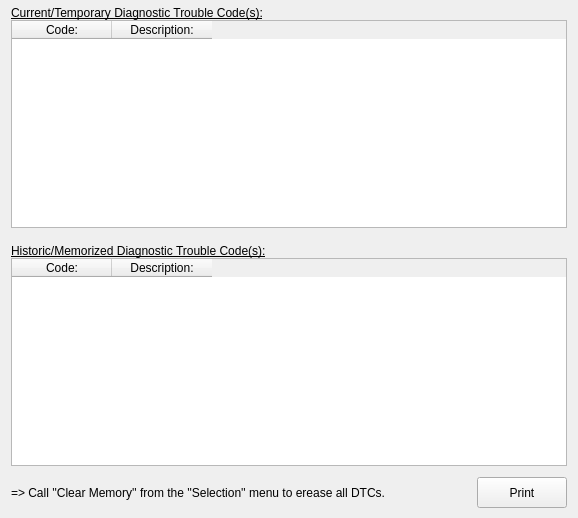
Before: the Qt Designer form ui/CUcontent_DCs_transmission.ui in Comer352L/FreeSSM, drawn with Qt 5.
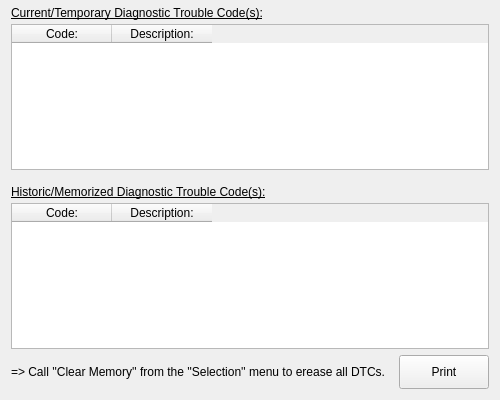
After: the same form once the commit is applied. Icons and pictures are not drawn.

Commit message: Rework/unify/finetune layouts of the CU dialog content widgets

```diff
--- a/ui/CUcontent_DCs_transmission.ui
+++ b/ui/CUcontent_DCs_transmission.ui
@@ -6,14 +6,14 @@
    <rect>
     <x>0</x>
     <y>0</y>
-    <width>578</width>
-    <height>518</height>
-   </rect>
-  </property>
-  <property name="minimumSize">
-   <size>
-    <width>515</width>
+    <width>500</width>
     <height>400</height>
+   </rect>
+  </property>
+  <property name="minimumSize">
+   <size>
+    <width>0</width>
+    <height>0</height>
    </size>
   </property>
   <property name="font">
@@ -24,15 +24,20 @@
   <property name="windowTitle">
    <string>Diagnostic Codes</string>
   </property>
-  <layout class="QVBoxLayout" name="verticalLayout">
+  <layout class="QVBoxLayout" name="main_verticalLayout">
+   <property name="topMargin">
+    <number>0</number>
+   </property>
+   <item>
+    <layout class="QVBoxLayout" name="tables_verticalLayout">
    <property name="spacing">
-    <number>0</number>
+      <number>4</number>
    </property>
    <property name="topMargin">
     <number>0</number>
    </property>
    <property name="bottomMargin">
-    <number>10</number>
+      <number>0</number>
    </property>
    <item>
     <widget class="QLabel" name="currOrTempDTCsTitle_label">
@@ -63,10 +68,16 @@
    </item>
    <item>
     <widget class="QTableWidget" name="currOrTempDTCs_tableWidget">
+       <property name="sizePolicy">
+        <sizepolicy hsizetype="Preferred" vsizetype="Preferred">
+         <horstretch>0</horstretch>
+         <verstretch>0</verstretch>
+        </sizepolicy>
+       </property>
      <property name="minimumSize">
       <size>
-       <width>541</width>
-       <height>120</height>
+         <width>0</width>
+         <height>0</height>
       </size>
      </property>
      <property name="editTriggers">
@@ -95,13 +106,13 @@
      <property name="minimumSize">
       <size>
        <width>280</width>
-       <height>30</height>
+         <height>25</height>
       </size>
      </property>
      <property name="maximumSize">
       <size>
        <width>280</width>
-       <height>30</height>
+         <height>25</height>
       </size>
      </property>
      <property name="font">
@@ -119,10 +130,16 @@
    </item>
    <item>
     <widget class="QTableWidget" name="histOrMemDTCs_tableWidget">
+       <property name="sizePolicy">
+        <sizepolicy hsizetype="Preferred" vsizetype="Preferred">
+         <horstretch>0</horstretch>
+         <verstretch>0</verstretch>
+        </sizepolicy>
+       </property>
      <property name="minimumSize">
       <size>
-       <width>541</width>
-       <height>120</height>
+         <width>0</width>
+         <height>0</height>
       </size>
      </property>
      <property name="editTriggers">
@@ -145,59 +162,33 @@
       </property>
      </column>
     </widget>
+     </item>
+    </layout>
    </item>
    <item>
     <layout class="QHBoxLayout" name="horizontalLayout">
-     <property name="topMargin">
-      <number>11</number>
-     </property>
      <property name="bottomMargin">
       <number>0</number>
      </property>
      <item>
       <widget class="QLabel" name="DCclearingInfo_label">
-       <property name="minimumSize">
-        <size>
-         <width>440</width>
-         <height>15</height>
-        </size>
-       </property>
-       <property name="maximumSize">
-        <size>
-         <width>16777215</width>
-         <height>15</height>
-        </size>
-       </property>
        <property name="text">
         <string>=&gt; Call ''Clear Memory'' from the ''Selection'' menu to erease all DTCs.</string>
        </property>
       </widget>
      </item>
-     <item>
-      <spacer name="horizontalSpacer">
-       <property name="orientation">
-        <enum>Qt::Horizontal</enum>
-       </property>
-       <property name="sizeHint" stdset="0">
-        <size>
-         <width>40</width>
-         <height>20</height>
-        </size>
-       </property>
-      </spacer>
-     </item>
      <item>
       <widget class="QPushButton" name="printDClist_pushButton">
        <property name="minimumSize">
         <size>
          <width>90</width>
-         <height>31</height>
+         <height>34</height>
         </size>
        </property>
        <property name="maximumSize">
         <size>
          <width>90</width>
-         <height>31</height>
+         <height>34</height>
         </size>
        </property>
        <property name="text">
```
Lines whose indentation alone changed are shown as unchanged. The commit also changes 6 other files.
